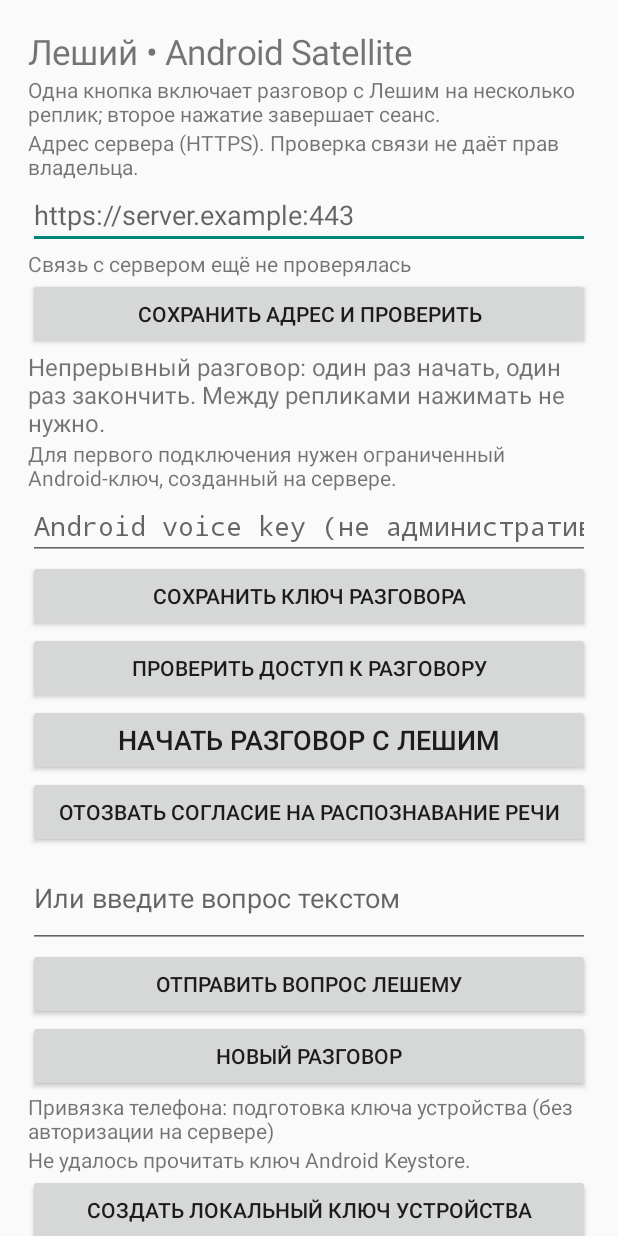
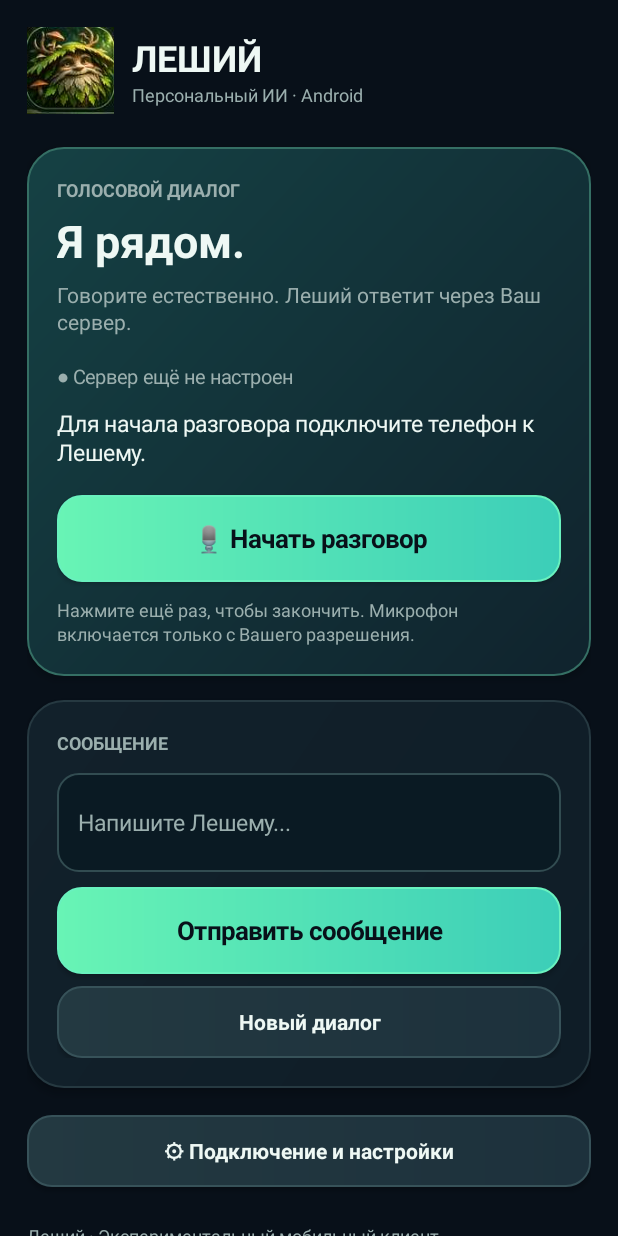
Before and after one commit to jaster351/leshy-AI, an Android app: the screen it shows after launch (MainActivity), on a phone screen of 412 x 824 dp. Run offline under Robolectric (Android 15) with nearby library versions, the phone set to English and light mode, and no system bars; libraries missing offline, so code that uses them is left out: androidx.camera.core, androidx.camera.lifecycle, androidx.camera.view, com.google.mlkit.vision; 5 statements that could not run were skipped.

Commit message:
feat(android): replace button-filled white screen with a dark conversation-first home

```diff
--- a/OS/android/app/src/main/java/ru/leshy/satellite/MainActivity.kt
+++ b/OS/android/app/src/main/java/ru/leshy/satellite/MainActivity.kt
@@ -13,9 +13,11 @@ import android.speech.tts.TextToSpeech
 import android.speech.tts.UtteranceProgressListener
 import android.text.InputType
 import android.provider.Settings
+import android.view.Gravity
 import android.view.View
 import android.view.WindowManager
 import android.widget.Button
+import android.widget.ImageView
 import android.widget.EditText
 import android.widget.LinearLayout
 import android.widget.ScrollView
@@ -97,182 +99,7 @@ class MainActivity : ComponentActivity() {
 
     override fun onCreate(savedInstanceState: Bundle?) {
         super.onCreate(savedInstanceState)
-        val root = LinearLayout(this).apply {
-            orientation = LinearLayout.VERTICAL
-            setPadding(28, 28, 28, 28)
-        }
-        root.addView(TextView(this).apply {
-            text = "Леший • Android Satellite"
-            textSize = 23f
-        })
-        root.addView(TextView(this).apply {
-            text = "Одна кнопка включает разговор с Лешим на несколько реплик; второе нажатие завершает сеанс."
-            textSize = 14f
-        })
-        root.addView(TextView(this).apply {
-            text = "Адрес сервера (HTTPS). Проверка связи не даёт прав владельца."
-        })
-        serverAddress = EditText(this).apply {
-            hint = "https://server.example:443"
-            setSingleLine(true)
-            setText(ServerReachability.address(this@MainActivity))
-        }
-        root.addView(serverAddress)
-        serverStatus = TextView(this).apply {
-            text = "Связь с сервером ещё не проверялась"
-        }
-        root.addView(serverStatus)
-        root.addView(Button(this).apply {
-            text = "Сохранить адрес и проверить"
-            setOnClickListener { checkServer() }
-        })
-
-        root.addView(TextView(this).apply {
-            text = "Непрерывный разговор: один раз начать, один раз закончить. Между репликами нажимать не нужно."
-            textSize = 16f
-        })
-        voiceStatus = TextView(this).apply {
-            text = "Для первого подключения нужен ограниченный Android-ключ, созданный на сервере."
-        }
-        root.addView(voiceStatus)
-        voiceSecret = EditText(this).apply {
-            hint = "Android voice key (не административный API-токен)"
-            inputType = InputType.TYPE_CLASS_TEXT or InputType.TYPE_TEXT_VARIATION_PASSWORD
-            setSingleLine(true)
-        }
-        root.addView(voiceSecret)
-        root.addView(Button(this).apply {
-            text = "Сохранить ключ разговора"
-            setOnClickListener {
-                val value = voiceSecret.text.toString().trim()
-                try {
-                    AndroidVoiceCredentials.save(this@MainActivity, value)
-                    voiceSecret.setText("")
-                    voiceSession = null
-                    getSharedPreferences("android_voice_session", MODE_PRIVATE).edit().clear().apply()
-                    voiceStatus.text = "Ключ сохранён в Android Keystore. Проверьте соединение."
-                } catch (_: Exception) {
-                    voiceStatus.text = "Ключ не сохранён. Введите выданный сервером Android-ключ."
-                }
-            }
-        })
-        root.addView(Button(this).apply {
-            text = "Проверить доступ к разговору"
-            setOnClickListener { checkVoiceConnection() }
-        })
-        dialogueButton = Button(this).apply {
-            text = "Начать разговор с Лешим"
-            textSize = 18f
-            setOnClickListener {
-                if (continuousActive) stopContinuousConversation("Разговор завершён.")
-                else startContinuousConversation()
-            }
-        }
-        root.addView(dialogueButton)
-        root.addView(Button(this).apply {
-            text = "Отозвать согласие на распознавание речи"
-            setOnClickListener {
-                if (continuousActive) stopContinuousConversation("Разговор завершён.")
-                getSharedPreferences("android_voice_privacy", MODE_PRIVATE)
-                    .edit().putBoolean("system_asr_agreed", false).apply()
-                voiceStatus.text = "Согласие отозвано. Распознавание будет выключено до нового разрешения."
-            }
-        })
-        voiceQuestion = EditText(this).apply {
-            hint = "Или введите вопрос текстом"
-            setSingleLine(false)
-            minLines = 2
-        }
-        root.addView(voiceQuestion)
-        root.addView(Button(this).apply {
-            text = "Отправить вопрос Лешему"
-            setOnClickListener { submitVoiceQuestion(voiceQuestion.text.toString()) }
-        })
-        root.addView(Button(this).apply {
-            text = "Новый разговор"
-            setOnClickListener {
-                voiceSession = null
-                getSharedPreferences("android_voice_session", MODE_PRIVATE).edit().clear().apply()
-                voiceStatus.text = "Новый разговор. Можете задать вопрос."
-            }
-        })
-        root.addView(TextView(this).apply {
-            text = "Привязка телефона: подготовка ключа устройства (без авторизации на сервере)"
-        })
-        deviceStatus = TextView(this).apply {
-            text = "Состояние ключа загружается..."
-        }
-        root.addView(deviceStatus)
-        deviceCreateButton = Button(this).apply {
-            text = "Создать локальный ключ устройства"
-            setOnClickListener { createDeviceIdentity() }
-        }
-        root.addView(deviceCreateButton)
-        root.addView(Button(this).apply {
-            text = "Удалить локальный ключ"
-            setOnClickListener {
-                AlertDialog.Builder(this@MainActivity)
-                    .setTitle("Удалить ключ устройства?")
-                    .setMessage(
-                        "Действие необратимо. Для будущих серверных привязок " +
-                            "потребуется отдельный отзыв доступа на сервере."
-                    )
-                    .setNegativeButton("Отмена", null)
-                    .setPositiveButton("Удалить") { _, _ -> deleteDeviceIdentity() }
-                    .show()
-            }
-        })
-        micStatus = TextView(this)
-        root.addView(micStatus)
-        micButton = Button(this).apply {
-            setOnClickListener {
-                if (continuousActive) {
-                    stopContinuousConversation("Непрерывный диалог остановлен: выбран отдельный режим микрофона.")
-                }
-                if (ListeningService.isListening) stopListening()
-                else if (ContextCompat.checkSelfPermission(
-                    this@MainActivity, Manifest.permission.RECORD_AUDIO
-                ) == PackageManager.PERMISSION_GRANTED) startListening()
-                else microphonePermission.launch(Manifest.permission.RECORD_AUDIO)
-            }
-        }
-        root.addView(micButton)
-        root.addView(Button(this).apply {
-            text = "Настройки энергосбережения Android"
-            setOnClickListener {
-                startActivity(Intent(Settings.ACTION_IGNORE_BATTERY_OPTIMIZATION_SETTINGS))
-            }
-        })
-        root.addView(TextView(this).apply {
-            text = "Камера работает только во время открытого экрана приложения."
-        })
-        cameraButton = Button(this).apply {
-            text = "Включить камеру и обнаружение лиц"
-            setOnClickListener {
-                if (cameraEnabled) stopCamera()
-                else if (ContextCompat.checkSelfPermission(
-                    this@MainActivity, Manifest.permission.CAMERA
-                ) == PackageManager.PERMISSION_GRANTED) startCamera()
-                else cameraPermission.launch(Manifest.permission.CAMERA)
-            }
-        }
-        root.addView(cameraButton)
-        faceStatus = TextView(this).apply {
-            text = "Камера выключена; личность не определена"
-        }
-        root.addView(faceStatus)
-        cameraPreview = PreviewView(this).apply {
-            visibility = View.GONE
-        }
-        root.addView(cameraPreview, LinearLayout.LayoutParams(-1, 600))
-        root.addView(TextView(this).apply {
-            text = "Один сеанс включает несколько реплик: речь распознаёт Android, " +
-                "нейросеть отвечает по HTTPS, после окончания TTS прослушивание " +
-                "возобновляется автоматически. Системная служба распознавания может " +
-                "передавать аудио своему поставщику; Леший получает только текст. " +
-                "Сеанс работает при открытом приложении, не в фоне."
-        })
-        setContentView(ScrollView(this).apply { addView(root) })
+        buildHomeScreen()
         refreshMicStatus()
         refreshDeviceIdentity()
         voiceSession = getSharedPreferences("android_voice_session", MODE_PRIVATE)
@@ -306,6 +133,273 @@ class MainActivity : ComponentActivity() {
                 }
             }
         })
+    }
+
+    private fun buildHomeScreen() {
+        val ui = LeshyMobileUi(this)
+        window.statusBarColor = ui.backgroundColor
+        window.navigationBarColor = ui.backgroundColor
+        window.decorView.systemUiVisibility = 0
+        val screen = ScrollView(this).apply {
+            isFillViewport = true
+            setBackgroundColor(ui.backgroundColor)
+            clipToPadding = false
+        }
+        val root = ui.column(18)
+        screen.addView(root)
+
+        val header = LinearLayout(this).apply {
+            orientation = LinearLayout.HORIZONTAL
+            gravity = Gravity.CENTER_VERTICAL
+        }
+        val logo = ImageView(this).apply {
+            setImageResource(R.drawable.ic_leshy_brand)
+            scaleType = ImageView.ScaleType.FIT_CENTER
+            contentDescription = "Эмблема Лешего"
+        }
+        header.addView(logo, LinearLayout.LayoutParams(ui.dp(58), ui.dp(58)))
+        val brand = ui.column().apply {
+            setPadding(ui.dp(12), 0, 0, 0)
+            addView(ui.label("ЛЕШИЙ", 24f, bold = true))
+            addView(ui.label("Персональный ИИ · Android", 12f, muted = true))
+        }
+        header.addView(brand, LinearLayout.LayoutParams(0, -2, 1f))
+        ui.add(root, header, bottom = 22)
+
+        val settingsPanel = ui.column()
+        settingsPanel.visibility = View.GONE
+        fun revealSettings() {
+            settingsPanel.visibility = View.VISIBLE
+            screen.post { screen.smoothScrollTo(0, settingsPanel.top + ui.dp(130)) }
+        }
+
+        val conversation = ui.panel(prominent = true)
+        ui.add(conversation, ui.label("ГОЛОСОВОЙ ДИАЛОГ", 12f, muted = true, bold = true))
+        ui.add(conversation, ui.label("Я рядом.", 30f, bold = true), top = 5)
+        ui.add(conversation, ui.label(
+            "Говорите естественно. Леший ответит через Ваш сервер.",
+            14f, muted = true
+        ), top = 6)
+        serverStatus = ui.label(
+            if (ServerReachability.address(this).isBlank())
+                "● Сервер ещё не настроен"
+            else "● Проверяем связь с сервером",
+            13f, muted = true
+        )
+        ui.add(conversation, serverStatus, top = 18)
+        voiceStatus = ui.label(
+            if (AndroidVoiceCredentials.read(this).isNullOrBlank())
+                "Для начала разговора подключите телефон к Лешему."
+            else "Готов к разговору.",
+            15f
+        )
+        ui.add(conversation, voiceStatus, top = 12)
+        dialogueButton = ui.button("🎙 Начать разговор", prominent = true).apply {
+            setOnClickListener {
+                if (continuousActive) {
+                    stopContinuousConversation("Разговор завершён.")
+                } else if (AndroidVoiceCredentials.read(this@MainActivity).isNullOrBlank() ||
+                    ServerReachability.address(this@MainActivity).isBlank()) {
+                    voiceStatus.text = "Настройте адрес сервера и доступ к разговору."
+                    revealSettings()
+                } else {
+                    startContinuousConversation()
+                }
+            }
+        }
+        ui.add(conversation, dialogueButton, top = 18)
+        ui.add(conversation, ui.label(
+            "Нажмите ещё раз, чтобы закончить. Микрофон включается только с Вашего разрешения.",
+            12f, muted = true
+        ), top = 10)
+        ui.add(root, conversation)
+
+        val messageCard = ui.panel()
+        ui.add(messageCard, ui.label("СООБЩЕНИЕ", 12f, muted = true, bold = true))
+        voiceQuestion = ui.input("Напишите Лешему...").apply {
+            setSingleLine(false)
+            minLines = 2
+            maxLines = 5
+        }
+        ui.add(messageCard, voiceQuestion, top = 12)
+        ui.add(messageCard, ui.button("Отправить сообщение", prominent = true).apply {
+            setOnClickListener {
+                if (AndroidVoiceCredentials.read(this@MainActivity).isNullOrBlank() ||
+                    ServerReachability.address(this@MainActivity).isBlank()) {
+                    voiceStatus.text = "Сначала подключите телефон к серверу Лешего."
+                    revealSettings()
+                } else {
+                    submitVoiceQuestion(voiceQuestion.text.toString())
+                }
+            }
+        }, top = 10)
+        ui.add(messageCard, ui.button("Новый диалог").apply {
+            setOnClickListener {
+                voiceSession = null
+                getSharedPreferences("android_voice_session", MODE_PRIVATE).edit().clear().apply()
+                voiceStatus.text = "Новый разговор. Можете задать вопрос."
+            }
+        }, top = 8)
+        ui.add(root, messageCard, top = 16)
+
+        val settingsToggle = ui.button("⚙ Подключение и настройки").apply {
+            contentDescription = "Показать или скрыть настройки подключения и устройства"
+            setOnClickListener {
+                settingsPanel.visibility =
+                    if (settingsPanel.visibility == View.VISIBLE) View.GONE else View.VISIBLE
+                if (settingsPanel.visibility == View.VISIBLE) {
+                    screen.post { screen.smoothScrollTo(0, settingsPanel.top) }
+                }
+            }
+        }
+        ui.add(root, settingsToggle, top = 18)
+
+        val connection = ui.panel()
+        ui.add(connection, ui.label("ПОДКЛЮЧЕНИЕ К ЛЕШЕМУ", 12f, muted = true, bold = true))
+        ui.add(connection, ui.label("Сервер", 17f, bold = true), top = 8)
+        ui.add(connection, ui.label(
+            "Для подключения требуется HTTPS. Автоматическая привязка " +
+                "с подтверждением владельца пока не реализована.",
+            13f, muted = true
+        ), top = 7)
+        serverAddress = ui.input("https://адрес-сервера:порт").apply {
+            setSingleLine(true)
+            setText(ServerReachability.address(this@MainActivity))
+        }
+        ui.add(connection, serverAddress, top = 12)
+        ui.add(connection, ui.button("Сохранить адрес и проверить").apply {
+            setOnClickListener { checkServer() }
+        }, top = 9)
+        ui.add(connection, ui.label(
+            "Временный способ подключения: ограниченный ключ Android-разговора. " +
+                "Не используйте административный токен.",
+            13f, muted = true
+        ), top = 18)
+        voiceSecret = ui.input("Ключ доступа к разговору").apply {
+            inputType = InputType.TYPE_CLASS_TEXT or InputType.TYPE_TEXT_VARIATION_PASSWORD
+            setSingleLine(true)
+        }
+        ui.add(connection, voiceSecret, top = 10)
+        ui.add(connection, ui.button("Сохранить ключ доступа").apply {
+            setOnClickListener {
+                val value = voiceSecret.text.toString().trim()
+                try {
+                    AndroidVoiceCredentials.save(this@MainActivity, value)
+                    voiceSecret.setText("")
+                    voiceSession = null
+                    getSharedPreferences("android_voice_session", MODE_PRIVATE).edit().clear().apply()
+                    voiceStatus.text = "Ключ сохранён в Android Keystore. Проверьте подключение."
+                } catch (_: Exception) {
+                    voiceStatus.text = "Ключ не сохранён. Проверьте правильность значения."
+                }
+            }
+        }, top = 9)
+        ui.add(connection, ui.button("Проверить доступ к разговору").apply {
+            setOnClickListener { checkVoiceConnection() }
+        }, top = 8)
+        ui.add(settingsPanel, connection, top = 12)
+
+        val cameraCard = ui.panel()
+        ui.add(cameraCard, ui.label("КАМЕРА И ЗРЕНИЕ", 12f, muted = true, bold = true))
+        ui.add(cameraCard, ui.label(
+            "Пока Леший только обнаруживает лица. Узнавание людей ещё не подключено.",
+            13f, muted = true
+        ), top = 9)
+        cameraButton = ui.button("Включить камеру и обнаружение лиц").apply {
+            setOnClickListener {
+                if (cameraEnabled) stopCamera()
+                else if (ContextCompat.checkSelfPermission(
+                    this@MainActivity, Manifest.permission.CAMERA
+                ) == PackageManager.PERMISSION_GRANTED) startCamera()
+                else cameraPermission.launch(Manifest.permission.CAMERA)
+            }
+        }
+        ui.add(cameraCard, cameraButton, top = 12)
+        faceStatus = ui.label("Камера выключена; личность не определена", 13f, muted = true)
+        ui.add(cameraCard, faceStatus, top = 10)
+        cameraPreview = PreviewView(this).apply { visibility = View.GONE }
+        cameraCard.addView(cameraPreview, LinearLayout.LayoutParams(-1, ui.dp(220)).apply {
+            topMargin = ui.dp(10)
+        })
+        ui.add(cameraCard, ui.label(
+            "Камера работает только при открытом приложении.",
+            12f, muted = true
+        ), top = 8)
+        ui.add(settingsPanel, cameraCard, top = 14)
+
+        val deviceCard = ui.panel()
+        ui.add(deviceCard, ui.label("БЕЗОПАСНОСТЬ УСТРОЙСТВА", 12f, muted = true, bold = true))
+        ui.add(deviceCard, ui.label(
+            "Локальный ключ устройства сам по себе не даёт доступа к серверу.",
+            13f, muted = true
+        ), top = 9)
+        deviceStatus = ui.label("Состояние ключа загружается...", 13f, muted = true)
+        ui.add(deviceCard, deviceStatus, top = 10)
+        deviceCreateButton = ui.button("Подготовить ключ устройства").apply {
+            setOnClickListener { createDeviceIdentity() }
+        }
+        ui.add(deviceCard, deviceCreateButton, top = 10)
+        ui.add(deviceCard, ui.button("Удалить локальный ключ").apply {
+            setOnClickListener {
+                AlertDialog.Builder(this@MainActivity)
+                    .setTitle("Удалить ключ устройства?")
+                    .setMessage(
+                        "Действие необратимо. Для будущих серверных привязок " +
+                            "потребуется отдельный отзыв доступа на сервере."
+                    )
+                    .setNegativeButton("Отмена", null)
+                    .setPositiveButton("Удалить") { _, _ -> deleteDeviceIdentity() }
+                    .show()
+            }
+        }, top = 8)
+        ui.add(settingsPanel, deviceCard, top = 14)
+
+        val soundCard = ui.panel()
+        ui.add(soundCard, ui.label("МИКРОФОН И ПИТАНИЕ", 12f, muted = true, bold = true))
+        micStatus = ui.label("Микрофон выключен", 13f, muted = true)
+        ui.add(soundCard, micStatus, top = 10)
+        micButton = ui.button("Включить фоновый микрофон (без диалога)").apply {
+            setOnClickListener {
+                if (continuousActive) {
+                    stopContinuousConversation(
+                        "Непрерывный диалог остановлен: выбран отдельный режим микрофона."
+                    )
+                }
+                if (ListeningService.isListening) stopListening()
+                else if (ContextCompat.checkSelfPermission(
+                    this@MainActivity, Manifest.permission.RECORD_AUDIO
+                ) == PackageManager.PERMISSION_GRANTED) startListening()
+                else microphonePermission.launch(Manifest.permission.RECORD_AUDIO)
+            }
+        }
+        ui.add(soundCard, micButton, top = 10)
+        ui.add(soundCard, ui.button("Настройки энергосбережения Android").apply {
+            setOnClickListener {
+                startActivity(Intent(Settings.ACTION_IGNORE_BATTERY_OPTIMIZATION_SETTINGS))
+            }
+        }, top = 8)
+        ui.add(soundCard, ui.button("Отозвать согласие на распознавание речи").apply {
+            setOnClickListener {
+                if (continuousActive) stopContinuousConversation("Разговор завершён.")
+                getSharedPreferences("android_voice_privacy", MODE_PRIVATE)
+                    .edit().putBoolean("system_asr_agreed", false).apply()
+                voiceStatus.text = "Согласие отозвано. Распознавание выключено."
+            }
+        }, top = 8)
+        ui.add(settingsPanel, soundCard, top = 14)
+
+        ui.add(settingsPanel, ui.label(
+            "Речь распознаётся системой Android; она может передавать звук " +
+                "своему поставщику. Леший получает распознанный текст по HTTPS. " +
+                "Непрерывный диалог работает только при открытом приложении.",
+            12f, muted = true
+        ), top = 15, bottom = 10)
+        ui.add(root, settingsPanel)
+        ui.add(root, ui.label(
+            "Леший · Экспериментальный мобильный клиент",
+            12f, muted = true
+        ), top = 24, bottom = 20)
+        setContentView(screen)
     }
 
     override fun onResume() {
```
